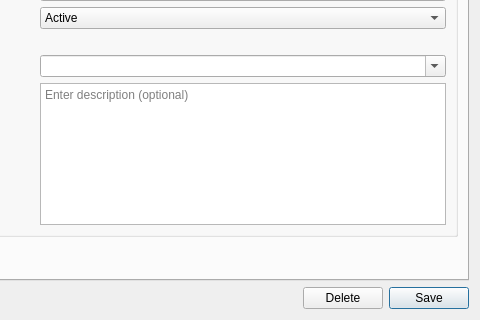
Qt form projects/ores.qt/ui/PortfolioDetailDialog.ui (OreStudio/OreStudio) before a commit; both pictures show x 120 to 600 and y 180 to 500 of the 600 by 500 pixel window.
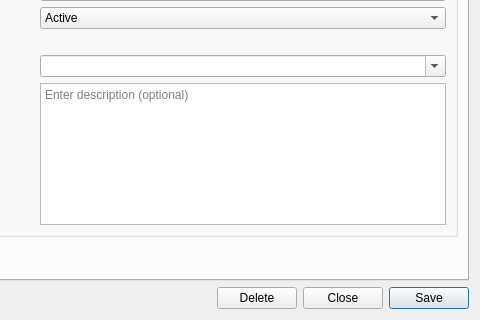
The same form after that commit. Custom widgets are drawn as their Qt base class.

Commit message: [qt] Remove toolbars from detail dialogs; add Close button throughout

What changed in the file:
```diff
--- a/projects/ores.qt/ui/PortfolioDetailDialog.ui
+++ b/projects/ores.qt/ui/PortfolioDetailDialog.ui
@@ -236,6 +236,13 @@
        </property>
       </widget>
      </item>
+     <item>
+      <widget class="QPushButton" name="closeButton">
+       <property name="text">
+        <string>Close</string>
+       </property>
+      </widget>
+     </item>
      <item>
       <widget class="QPushButton" name="saveButton">
        <property name="text">
```
The commit also changes 201 other files.
